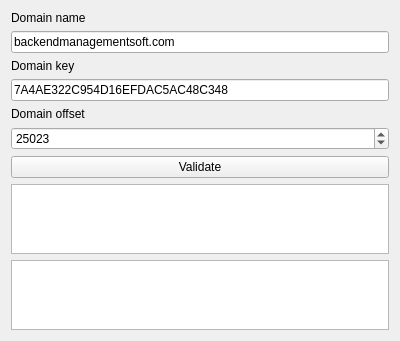
Qt form formdomainutilities.ui (olegphpgithub/nnUtils) before a commit.
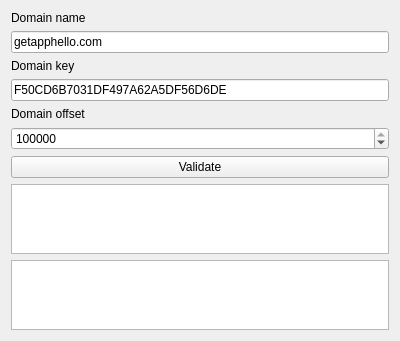
The same form after that commit.

```diff
--- a/formdomainutilities.ui
+++ b/formdomainutilities.ui
@@ -26,7 +26,7 @@
      <item>
       <widget class="QLineEdit" name="domainNameLineEdit">
        <property name="text">
-        <string>backendmanagementsoft.com</string>
+        <string>getapphello.com</string>
        </property>
       </widget>
      </item>
@@ -40,7 +40,7 @@
      <item>
       <widget class="QLineEdit" name="domainKeyLineEdit">
        <property name="text">
-        <string>7A4AE322C954D16EFDAC5AC48C348</string>
+        <string>F50CD6B7031DF497A62A5DF56D6DE</string>
        </property>
       </widget>
      </item>
@@ -57,7 +57,7 @@
         <number>99999999</number>
        </property>
        <property name="value">
-        <number>25023</number>
+        <number>234234</number>
        </property>
       </widget>
      </item>
```
